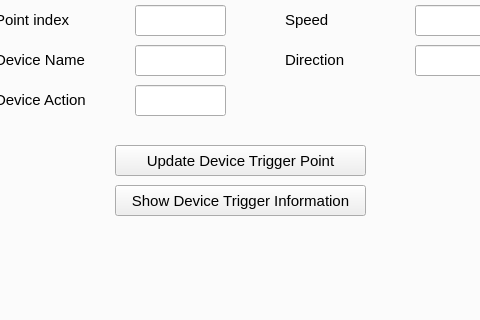
Above: moveit_cartesian_plan_plugin/src/widgets/path_planning_widget.ui from peanut-robotics/fermi before the change; both pictures show x 98 to 578 and y 86 to 406 of the 685 by 843 pixel window. Below: the same form after it.
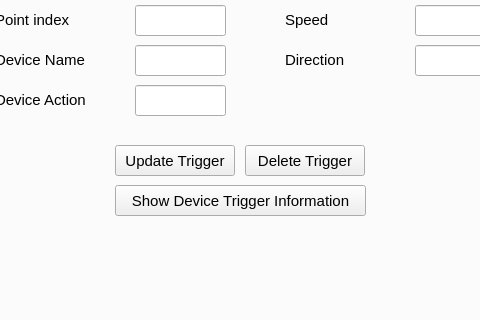
That is the form after the change.

Commit message: Add delete_trigger_point button

Diff of the .ui file:
```diff
--- a/moveit_cartesian_plan_plugin/src/widgets/path_planning_widget.ui
+++ b/moveit_cartesian_plan_plugin/src/widgets/path_planning_widget.ui
@@ -1540,12 +1540,12 @@
         <rect>
          <x>200</x>
          <y>190</y>
-         <width>251</width>
+         <width>120</width>
          <height>31</height>
         </rect>
        </property>
        <property name="text">
-        <string>Update Device Trigger Point</string>
+        <string>Update Trigger</string>
        </property>
       </widget>
       <widget class="QLabel" name="label_25">
@@ -1730,6 +1730,19 @@
         <string>Show Device Trigger Information</string>
        </property>
       </widget>
+      <widget class="QPushButton" name="delete_trigger_point">
+       <property name="geometry">
+        <rect>
+         <x>330</x>
+         <y>190</y>
+         <width>120</width>
+         <height>31</height>
+        </rect>
+       </property>
+       <property name="text">
+        <string>Delete Trigger</string>
+       </property>
+      </widget>
      </widget>
     </widget>
    </item>
```
The commit also changes 2 other files.
